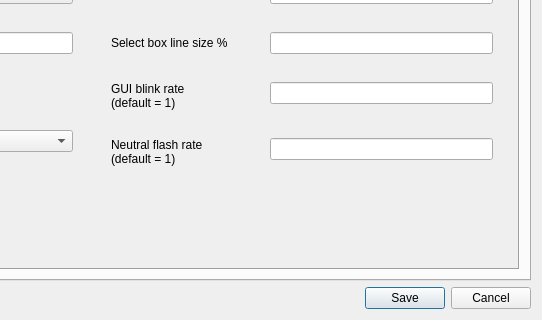
Old version of the form ui/settingsdialog.ui in the repository Alniarez/keeperfx-launcher-qt; both pictures show x 358 to 900 and y 310 to 630 of the 900 by 630 pixel window.
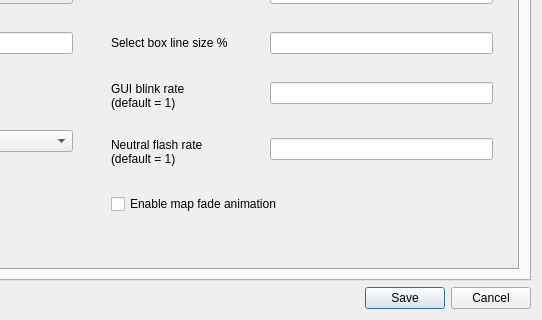
New version of the form. The open tabs and pages were chosen to show the change. Icons and pictures are not drawn.

Commit message: add map fade setting

Patch:
```diff
--- a/ui/settingsdialog.ui
+++ b/ui/settingsdialog.ui
@@ -313,8 +313,8 @@
            <rect>
             <x>0</x>
             <y>0</y>
-            <width>856</width>
-            <height>522</height>
+            <width>842</width>
+            <height>536</height>
            </rect>
           </property>
           <layout class="QVBoxLayout" name="verticalLayout_2">
@@ -681,6 +681,13 @@
                  <item row="4" column="1">
                   <widget class="QLineEdit" name="lineEditNeutralFlashRate"/>
                  </item>
+                 <item row="5" column="0" colspan="2">
+                  <widget class="QCheckBox" name="checkBoxParchmentMapFade">
+                   <property name="text">
+                    <string>Enable map fade animation</string>
+                   </property>
+                  </widget>
+                 </item>
                 </layout>
                </widget>
               </item>
```
The commit also changes 2 other files.
